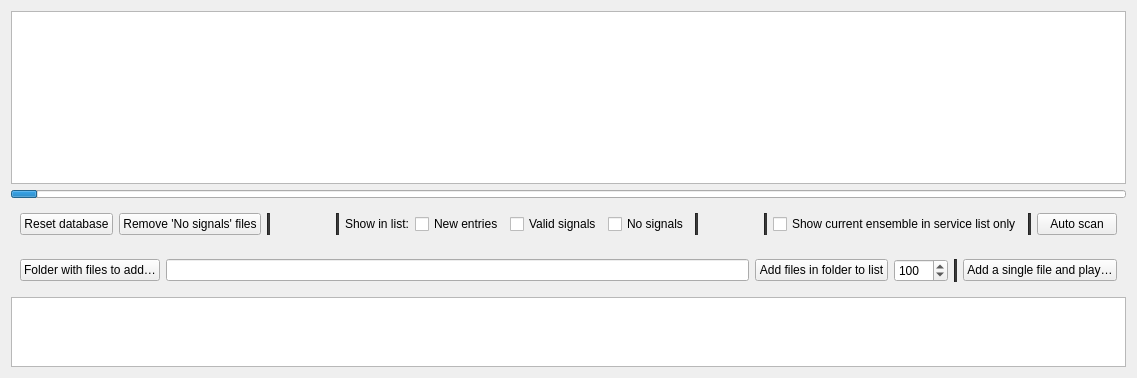
The window that src/base/forms/ensemble_list.ui (tomneda/DABstar) describes before a commit, drawn with Qt 5.
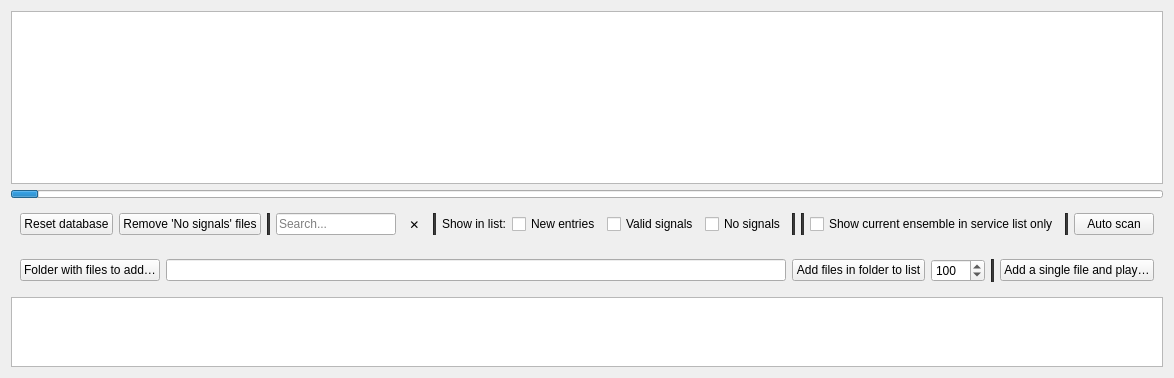
The same window after the commit.

Commit message: Add ensemble list search filter

Patch:
```diff
--- a/src/base/forms/ensemble_list.ui
+++ b/src/base/forms/ensemble_list.ui
@@ -88,6 +88,41 @@
         </property>
        </spacer>
       </item>
+      <item>
+       <widget class="QLineEdit" name="ledSearchInList">
+        <property name="minimumSize">
+         <size>
+          <width>120</width>
+          <height>0</height>
+         </size>
+        </property>
+        <property name="maximumSize">
+         <size>
+          <width>220</width>
+          <height>16777215</height>
+         </size>
+        </property>
+        <property name="toolTip">
+         <string>&lt;html&gt;&lt;head/&gt;&lt;body&gt;&lt;p&gt;&lt;span style=&quot; font-weight:700;&quot;&gt;Search in list&lt;/span&gt;&lt;/p&gt;&lt;p&gt;Shows only entries containing the entered text in any column (case-insensitive).&lt;/p&gt;&lt;p&gt;This search works additionally to the filters on the right.&lt;/p&gt;&lt;/body&gt;&lt;/html&gt;</string>
+        </property>
+        <property name="placeholderText">
+         <string>Search...</string>
+        </property>
+       </widget>
+      </item>
+      <item>
+       <widget class="QToolButton" name="btnClearSearchInList">
+        <property name="toolTip">
+         <string>&lt;html&gt;&lt;head/&gt;&lt;body&gt;&lt;p&gt;&lt;span style=&quot; font-weight:700;&quot;&gt;Clear search text&lt;/span&gt;&lt;/p&gt;&lt;/body&gt;&lt;/html&gt;</string>
+        </property>
+        <property name="text">
+         <string notr="true">✕</string>
+        </property>
+        <property name="autoRaise">
+         <bool>true</bool>
+        </property>
+       </widget>
+      </item>
       <item>
        <widget class="Line" name="line_5">
         <property name="styleSheet">
```
The commit also changes 9 other files.
